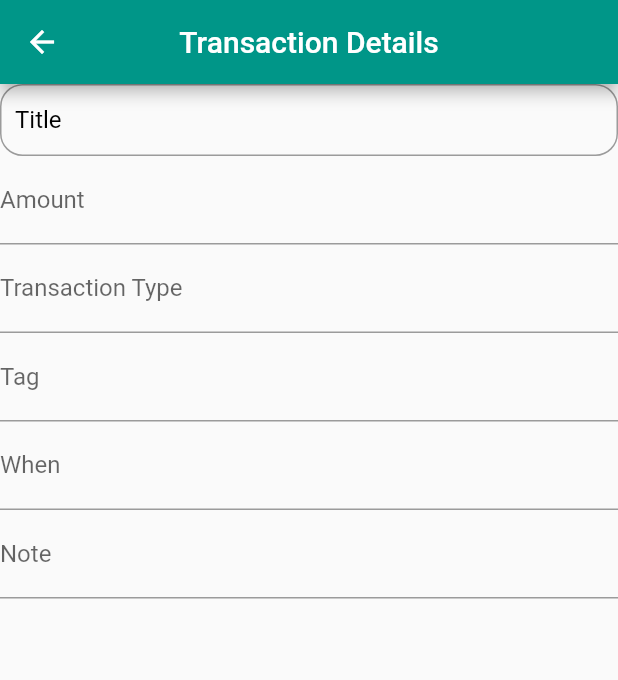
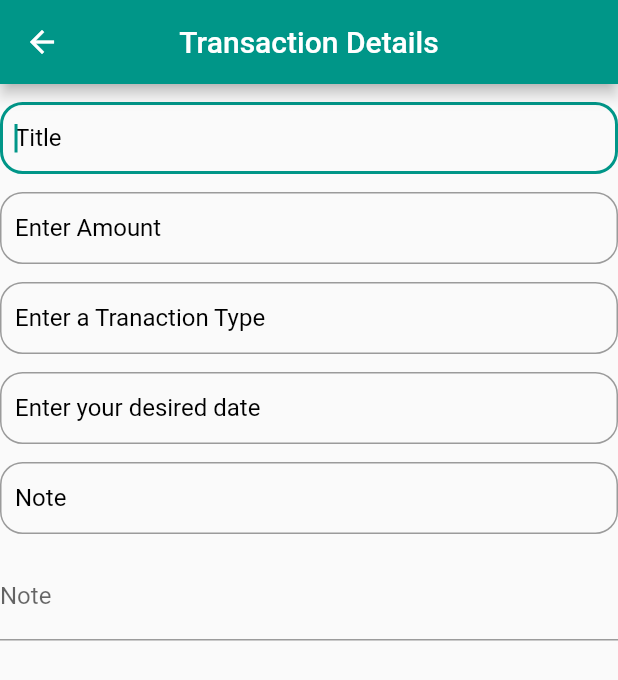
Before and after one commit to troykmf/spendwise, a Flutter app: the FabPage screen opened by its route, on a phone screen of 412 x 824 dp. Shown: the top 680 px of the screen. Run offline on Flutter 3.47's test engine with Material 2 defaults, Android fonts, the phone set to English and light mode, and no system bars; our stand-ins replace cloud_firestore, firebase_auth, firebase_core, firebase_messaging, fl_chart, flutter_expandable_fab and 2 more; missing offline and left inert: fab_circular_menu; accounts and stored records are empty; network calls fail.

Commit message:
just minor changes

```diff
--- a/lib/core/constants/constant_widgets/apptextfield.dart
+++ b/lib/core/constants/constant_widgets/apptextfield.dart
@@ -57,19 +57,48 @@ class AppTextField extends StatelessWidget {
 class AppCustomTextField extends StatelessWidget {
   final TextEditingController controller;
   final String hintText;
-  const AppCustomTextField(
-      {super.key, required this.controller, required this.hintText});
+  final TextInputType textInputType;
+  final bool autoFocus;
+  final bool obscureText;
+  final bool autoCorrect;
+  final Function(String)? onChnaged;
+  final Function()? onTap;
+  final TextStyle? style;
+  final int? maxlines;
+  final int? minlines;
+  final int? maxLength;
+  const AppCustomTextField({
+    super.key,
+    required this.controller,
+    required this.hintText,
+    required this.textInputType,
+    required this.autoFocus,
+    required this.obscureText,
+    required this.autoCorrect,
+    this.onChnaged,
+    this.onTap,
+    this.style,
+    this.maxlines,
+    this.minlines,
+    this.maxLength,
+  });
 
   @override
   Widget build(BuildContext context) {
     return TextField(
-      keyboardType: TextInputType.emailAddress,
+      autofocus: autoFocus,
+      obscureText: obscureText,
+      autocorrect: autoCorrect,
+      maxLines: maxlines,
+      minLines: minlines,
+      maxLength: maxLength,
+      keyboardType: textInputType,
       controller: controller,
       decoration: InputDecoration(
         hintStyle: const TextStyle(
           color: Colors.black,
         ),
-        contentPadding: EdgeInsets.fromLTRB(10, 0, 10, 0),
+        contentPadding: const EdgeInsets.fromLTRB(10, 0, 10, 0),
         border: OutlineInputBorder(
           borderRadius: BorderRadius.circular(15.0),
           // borderSide: BorderSide(color: Colors.grey.shade50),
--- a/lib/src/page/fab_page.dart
+++ b/lib/src/page/fab_page.dart
@@ -163,6 +163,7 @@ class _FabPageState extends State<FabPage> {
     _tag.dispose();
     _when.dispose();
     _note.dispose();
+    _deleteTransactionDetailIfTextIsEmpty();
     super.dispose();
   }
 
@@ -181,77 +182,64 @@ class _FabPageState extends State<FabPage> {
           ),
         ),
       ),
-      // floatingActionButton: FloatingActionButton.extended(
-      //   onPressed: () {},
-      //   label: const Row(
-      //     children: [
-      //       Icon(
-      //         Icons.create_outlined,
-      //       ),
-      //       Text('Edit'),
-      //     ],
-      //   ),
-      // ),
       body: FutureBuilder(
         future: createOrGetExistingCategory(context),
         builder: (context, snapshot) {
           switch (snapshot.connectionState) {
             case ConnectionState.done:
               _setupTextControllerListener();
-              return ListView(
+              return SizedBox(
+                height: double.maxFinite,
+                width: double.maxFinite,
+                child: SingleChildScrollView(
+                  child: Column(
                     children: [
-                  TextField(
-                    keyboardType: TextInputType.text,
+                      const SizedBox(height: 12.0),
+                      AppCustomTextField(
+                        autoFocus: true,
+                        obscureText: false,
+                        autoCorrect: true,
                         controller: _title,
-                    decoration: InputDecoration(
-                      hintStyle: const TextStyle(
-                        color: Colors.black,
+                        hintText: 'Title',
+                        textInputType: TextInputType.text,
                       ),
-                      contentPadding: EdgeInsets.fromLTRB(10, 0, 10, 0),
-                      border: OutlineInputBorder(
-                        borderRadius: BorderRadius.circular(15.0),
-                        // borderSide: BorderSide(color: Colors.grey.shade50),
-                      ),
-                      alignLabelWithHint: false,
-                      hintText: 'Title',
-                    ),
-                  ),
-                  AppTextField(
+                      const SizedBox(height: 12.0),
+                      AppCustomTextField(
+                        autoFocus: false,
+                        obscureText: false,
+                        autoCorrect: false,
                         controller: _amount,
                         hintText: 'Enter Amount',
-                    labelText: 'Amount',
                         textInputType: TextInputType.number,
+                      ),
+                      const SizedBox(height: 12.0),
+                      AppCustomTextField(
                         autoFocus: false,
                         obscureText: false,
                         autoCorrect: true,
-                  ),
-                  AppTextField(
                         controller: _transactonType,
                         hintText: 'Enter a Tranaction Type',
-                    labelText: 'Transaction Type',
                         textInputType: TextInputType.text,
+                      ),
+                      const SizedBox(height: 12.0),
+                      AppCustomTextField(
                         autoFocus: false,
                         obscureText: false,
                         autoCorrect: true,
+                        controller: _when,
+                        hintText: 'Enter your desired date',
+                        textInputType: TextInputType.text,
                       ),
-                  AppTextField(
-                    controller: _tag,
-                    hintText: 'Tag',
-                    labelText: 'Tag',
-                    textInputType: TextInputType.text,
+                      const SizedBox(height: 12.0),
+                      AppCustomTextField(
                         autoFocus: false,
                         obscureText: false,
                         autoCorrect: true,
+                        controller: _note,
+                        hintText: 'Note',
+                        textInputType: TextInputType.text,
                       ),
-                  AppTextField(
-                    controller: _when,
-                    hintText: 'Enter your desired date',
-                    labelText: 'When',
-                    textInputType: TextInputType.text,
-                    autoFocus: false,
-                    obscureText: false,
-                    autoCorrect: true,
-                  ),
+                      const SizedBox(height: 12.0),
                       AppTextField(
                         controller: _note,
                         hintText: 'Note',
@@ -261,7 +249,10 @@ class _FabPageState extends State<FabPage> {
                         obscureText: false,
                         autoCorrect: true,
                       ),
+                      const SizedBox(height: 12.0),
                     ],
+                  ),
+                ),
               );
             default:
               const CircularProgressIndicator();
```
Also changed, not shown: lib/src/page/budget_screen.dart (+11 -0 lines), lib/src/page/budget_two_fab_page.dart (+9 -1 lines), lib/src/page/expense_fab.dart (+23 -0 lines), lib/src/page/home_page.dart (+12 -27 lines). Lines whose indentation alone changed are shown as unchanged.
